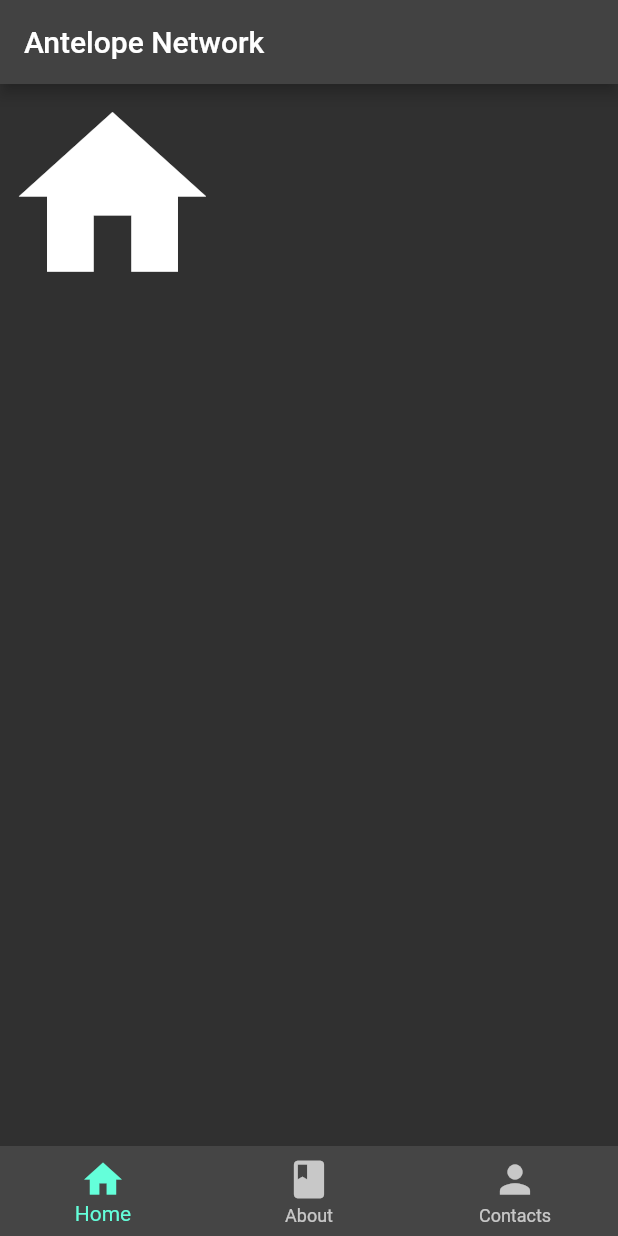
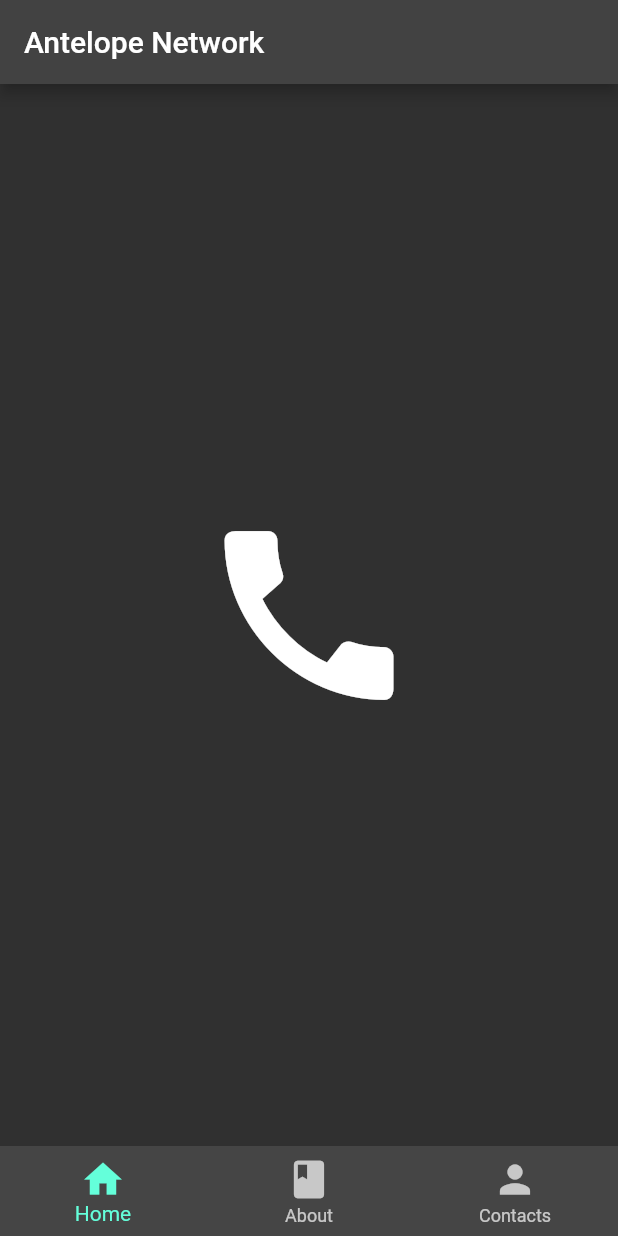
Before and after one commit to charliedalldorf/todo-flutter, a Flutter app: the screen it shows after launch, on a phone screen of 412 x 824 dp. Run offline on Flutter 3.47's test engine with Material 2 defaults, Android fonts, the phone set to English and light mode, and no system bars.

```diff
--- a/lib/navbar.dart
+++ b/lib/navbar.dart
@@ -11,18 +11,29 @@ class _NavBarState extends State<NavBar> {
   int _selectedIndex = 0;
 
   static const List<Widget> _pages = <Widget>[
-    Icon(
-      Icons.home,
-      size: 150,
+    Center(
+      child: Icon(
+        Icons.call,
+        size: 150,
+      ),
     ),
-    Icon(
-      Icons.book,
-      size: 150,
+    Center(
+      child: Icon(
+        Icons.camera,
+        size: 150,
+      ),
     ),
-    Icon(
-      Icons.person,
-      size: 150,
-    )
+    Center(
+      child: Padding(
+        padding: EdgeInsets.all(16.0),
+        child: TextField(
+          style: TextStyle(fontSize: 50),
+          decoration: InputDecoration(
+              labelText: 'Find contact',
+              labelStyle: TextStyle(fontWeight: FontWeight.bold)),
+        ),
+      ),
+    ),
   ];
 
   void _onItemTapped(int index) {
@@ -31,6 +42,7 @@ class _NavBarState extends State<NavBar> {
     });
   }
 
+  @override
   Widget build(BuildContext context) {
     return Scaffold(
       appBar: AppBar(
```
Also changed, not shown: lib/screens/about.dart (added, +17 -0 lines).
